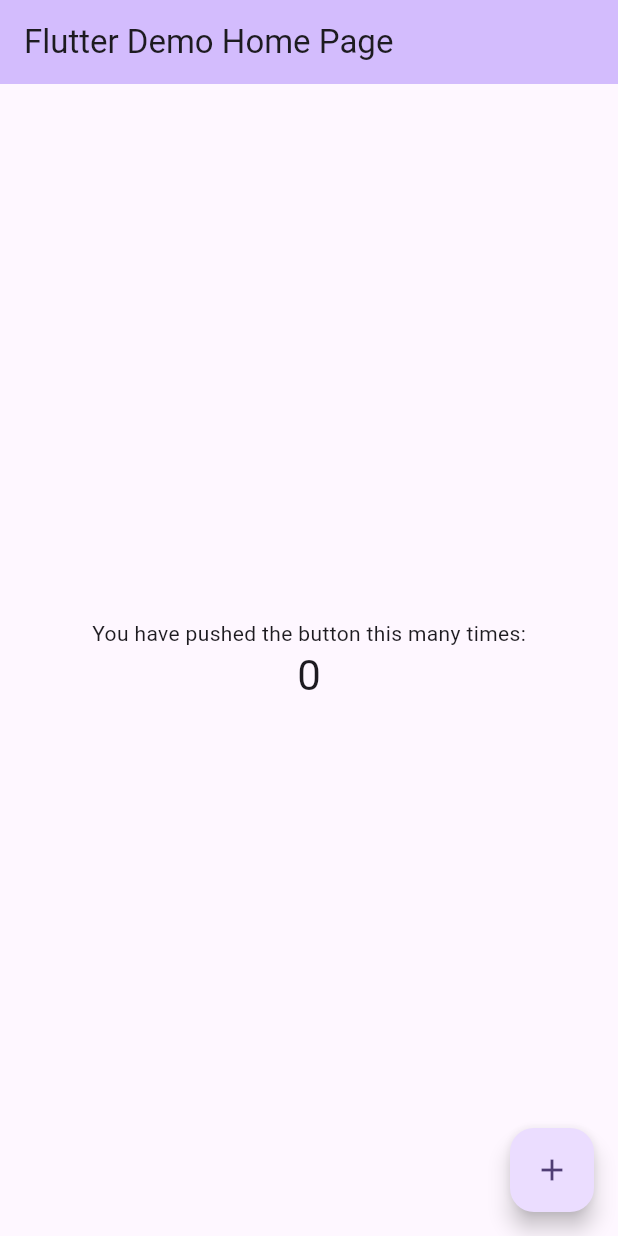
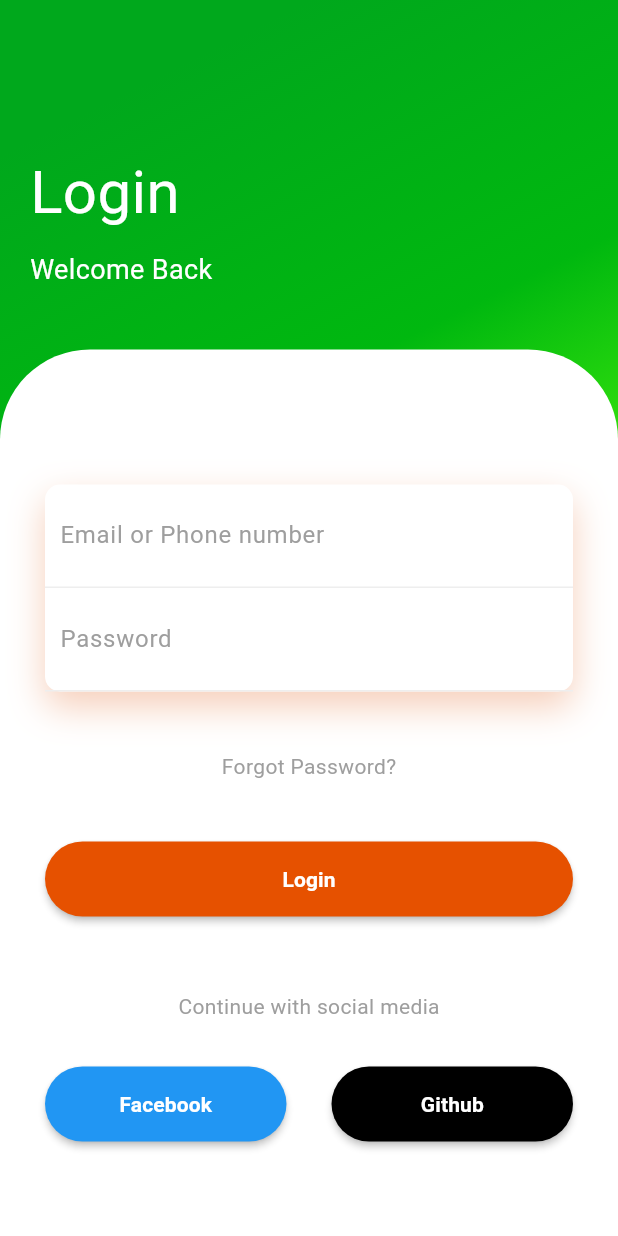
Before and after one commit to wrldottoDev/breathband_project, a Flutter app: the screen it shows after launch, on a phone screen of 412 x 824 dp. Run offline on Flutter 3.47's test engine with Material 3 defaults, Android fonts, the phone set to English and light mode, and no system bars; our stand-ins replace animate_do, firebase_core; accounts and stored records are empty.

Commit message:
Login page beta

```diff
--- a/mobile/breathband_app/lib/main.dart
+++ b/mobile/breathband_app/lib/main.dart
@@ -1,122 +1,159 @@
+import 'package:animate_do/animate_do.dart';
 import 'package:flutter/material.dart';
 
-void main() {
-  runApp(const MyApp());
-}
+void main() => runApp(
+  MaterialApp(
+    debugShowCheckedModeBanner: false,
+    home: HomePage(),
+  )
+);
 
-class MyApp extends StatelessWidget {
-  const MyApp({super.key});
-
-  // This widget is the root of your application.
+class HomePage extends StatelessWidget {
   @override
   Widget build(BuildContext context) {
-    return MaterialApp(
-      title: 'Flutter Demo',
-      theme: ThemeData(
-        // This is the theme of your application.
-        //
-        // TRY THIS: Try running your application with "flutter run". You'll see
-        // the application has a purple toolbar. Then, without quitting the app,
-        // try changing the seedColor in the colorScheme below to Colors.green
-        // and then invoke "hot reload" (save your changes or press the "hot
-        // reload" button in a Flutter-supported IDE, or press "r" if you used
-        // the command line to start the app).
-        //
-        // Notice that the counter didn't reset back to zero; the application
-        // state is not lost during the reload. To reset the state, use hot
-        // restart instead.
-        //
-        // This works for code too, not just values: Most code changes can be
-        // tested with just a hot reload.
-        colorScheme: ColorScheme.fromSeed(seedColor: Colors.deepPurple),
+    return Scaffold(
+      body: Container(
+        width: double.infinity,
+        decoration: BoxDecoration(
+          gradient: LinearGradient(
+            begin: Alignment.topCenter,
+            colors: [
+              const Color.fromARGB(255, 0, 168, 28),
+              const Color.fromARGB(255, 0, 184, 15),
+              const Color.fromARGB(255, 89, 255, 12)
+            ]
+          )
+        ),
+        child: Column(
+          crossAxisAlignment: CrossAxisAlignment.start,
+          children: <Widget>[
+            SizedBox(height: 80,),
+            Padding(
+              padding: EdgeInsets.all(20),
+              child: Column(
+                crossAxisAlignment: CrossAxisAlignment.start,
+                children: <Widget>[
+                  FadeInUp(duration: Duration(milliseconds: 1000), child: Text("Login", style: TextStyle(color: Colors.white, fontSize: 40),)),
+                  SizedBox(height: 10,),
+                  FadeInUp(duration: Duration(milliseconds: 1300), child: Text("Welcome Back", style: TextStyle(color: Colors.white, fontSize: 18),)),
+                ],
+              ),
+            ),
+            SizedBox(height: 20),
+            Expanded(
+              child: Container(
+                decoration: BoxDecoration(
+                  color: Colors.white,
+                  borderRadius: BorderRadius.only(topLeft: Radius.circular(60), topRight: Radius.circular(60))
+                ),
+                child: Padding(
+                    padding: EdgeInsets.all(30),
+                    child: Column(
+                      children: <Widget>[
+                        SizedBox(height: 60,),
+                        FadeInUp(duration: Duration(milliseconds: 1400), child: Container(
+                          decoration: BoxDecoration(
+                            color: Colors.white,
+                            borderRadius: BorderRadius.circular(10),
+                            boxShadow: [BoxShadow(
+                              color: Color.fromRGBO(225, 95, 27, .3),
+                              blurRadius: 20,
+                              offset: Offset(0, 10)
+                            )]
+                          ),
+                          child: Column(
+                            children: <Widget>[
+                              Container(
+                                padding: EdgeInsets.all(10),
+                                decoration: BoxDecoration(
+                                  border: Border(bottom: BorderSide(color: Colors.grey.shade200))
+                                ),
+                                child: TextField(
+                                  decoration: InputDecoration(
+                                    hintText: "Email or Phone number",
+                                    hintStyle: TextStyle(color: Colors.grey),
+                                    border: InputBorder.none
+                                  ),
+                                ),
+                              ),
+                              Container(
+                                padding: EdgeInsets.all(10),
+                                decoration: BoxDecoration(
+                                  border: Border(bottom: BorderSide(color: Colors.grey.shade200))
+                                ),
+                                child: TextField(
+                                  obscureText: true,
+                                  decoration: InputDecoration(
+                                    hintText: "Password",
+                                    hintStyle: TextStyle(color: Colors.grey),
+                                    border: InputBorder.none
+                                  ),
+                                ),
+                              ),
+                            ],
+                          ),
+                        )),
+                        SizedBox(height: 40,),
+                        FadeInUp(duration: Duration(milliseconds: 1500), child: Text("Forgot Password?", style: TextStyle(color: Colors.grey),)),
+                        SizedBox(height: 40,),
+                        FadeInUp(duration: Duration(milliseconds: 1600), child: MaterialButton(
+                          onPressed: () {},
+                          height: 50,
+                          // margin: EdgeInsets.symmetric(horizontal: 50),
+                          color: Colors.orange[900],
+                          shape: RoundedRectangleBorder(
+                            borderRadius: BorderRadius.circular(50),
+
+                          ),
+                          // decoration: BoxDecoration(
+                          // ),
+                          child: Center(
+                            child: Text("Login", style: TextStyle(color: Colors.white, fontWeight: FontWeight.bold),),
+                          ),
+                        )),
+                        SizedBox(height: 50,),
+                        FadeInUp(duration: Duration(milliseconds: 1700), child: Text("Continue with social media", style: TextStyle(color: Colors.grey),)),
+                        SizedBox(height: 30,),
+                        Row(
+                          children: <Widget>[
+                            Expanded(
+                              child: FadeInUp(duration: Duration(milliseconds: 1800), child: MaterialButton(
+                                onPressed: (){},
+                                height: 50,
+                                color: Colors.blue,
+                                shape: RoundedRectangleBorder(
+                                  borderRadius: BorderRadius.circular(50),
+                                ),
+                                child: Center(
+                                  child: Text("Facebook", style: TextStyle(color: Colors.white, fontWeight: FontWeight.bold),),
+                                ),
+                              )),
+                            ),
+                            SizedBox(width: 30,),
+                            Expanded(
+                              child: FadeInUp(duration: Duration(milliseconds: 1900), child: MaterialButton(
+                                onPressed: () {},
+                                height: 50,
+                                shape: RoundedRectangleBorder(
+                                  borderRadius: BorderRadius.circular(50),
+
+                                ),
+                                color: Colors.black,
+                                child: Center(
+                                  child: Text("Github", style: TextStyle(color: Colors.white, fontWeight: FontWeight.bold),),
+                                ),
+                              )),
+                            )
+                          ],
+                        )
+                      ],
+                    ),
+                  ),
+              ),
+            )
+          ],
+        ),
       ),
-      home: const MyHomePage(title: 'Flutter Demo Home Page'),
     );
   }
 }
-
-class MyHomePage extends StatefulWidget {
-  const MyHomePage({super.key, required this.title});
-
-  // This widget is the home page of your application. It is stateful, meaning
-  // that it has a State object (defined below) that contains fields that affect
-  // how it looks.
-
-  // This class is the configuration for the state. It holds the values (in this
-  // case the title) provided by the parent (in this case the App widget) and
-  // used by the build method of the State. Fields in a Widget subclass are
-  // always marked "final".
-
-  final String title;
-
-  @override
-  State<MyHomePage> createState() => _MyHomePageState();
-}
-
-class _MyHomePageState extends State<MyHomePage> {
-  int _counter = 0;
-
-  void _incrementCounter() {
-    setState(() {
-      // This call to setState tells the Flutter framework that something has
-      // changed in this State, which causes it to rerun the build method below
-      // so that the display can reflect the updated values. If we changed
-      // _counter without calling setState(), then the build method would not be
-      // called again, and so nothing would appear to happen.
-      _counter++;
-    });
-  }
-
-  @override
-  Widget build(BuildContext context) {
-    // This method is rerun every time setState is called, for instance as done
-    // by the _incrementCounter method above.
-    //
-    // The Flutter framework has been optimized to make rerunning build methods
-    // fast, so that you can just rebuild anything that needs updating rather
-    // than having to individually change instances of widgets.
-    return Scaffold(
-      appBar: AppBar(
-        // TRY THIS: Try changing the color here to a specific color (to
-        // Colors.amber, perhaps?) and trigger a hot reload to see the AppBar
-        // change color while the other colors stay the same.
-        backgroundColor: Theme.of(context).colorScheme.inversePrimary,
-        // Here we take the value from the MyHomePage object that was created by
-        // the App.build method, and use it to set our appbar title.
-        title: Text(widget.title),
-      ),
-      body: Center(
-        // Center is a layout widget. It takes a single child and positions it
-        // in the middle of the parent.
-        child: Column(
-          // Column is also a layout widget. It takes a list of children and
-          // arranges them vertically. By default, it sizes itself to fit its
-          // children horizontally, and tries to be as tall as its parent.
-          //
-          // Column has various properties to control how it sizes itself and
-          // how it positions its children. Here we use mainAxisAlignment to
-          // center the children vertically; the main axis here is the vertical
-          // axis because Columns are vertical (the cross axis would be
-          // horizontal).
-          //
-          // TRY THIS: Invoke "debug painting" (choose the "Toggle Debug Paint"
-          // action in the IDE, or press "p" in the console), to see the
-          // wireframe for each widget.
-          mainAxisAlignment: MainAxisAlignment.center,
-          children: <Widget>[
-            const Text('You have pushed the button this many times:'),
-            Text(
-              '$_counter',
-              style: Theme.of(context).textTheme.headlineMedium,
-            ),
-          ],
-        ),
-      ),
-      floatingActionButton: FloatingActionButton(
-        onPressed: _incrementCounter,
-        tooltip: 'Increment',
-        child: const Icon(Icons.add),
-      ), // This trailing comma makes auto-formatting nicer for build methods.
-    );
-  }
-}
--- a/mobile/breathband_app/pubspec.yaml
+++ b/mobile/breathband_app/pubspec.yaml
@@ -30,10 +30,14 @@ environment:
 dependencies:
   flutter:
     sdk: flutter
+  firebase_core: ^2.30.0
+  firebase_analytics: ^10.10.0
 
   # The following adds the Cupertino Icons font to your application.
   # Use with the CupertinoIcons class for iOS style icons.
   cupertino_icons: ^1.0.8
+  cloud_firestore: ^4.17.5
+  animate_do: ^3.1.2
 
 dev_dependencies:
   flutter_test:
```
Also changed, not shown: mobile/breathband_app/firebase.json (added), mobile/breathband_app/flutter_01.png (added), mobile/breathband_app/lib/firebase_options.dart (added), 4 other files.
